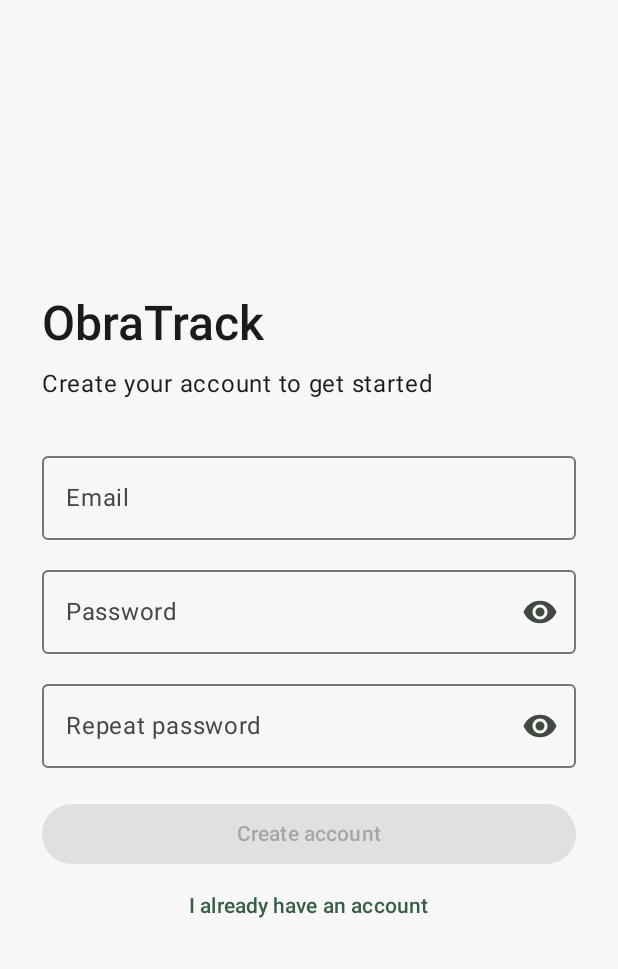
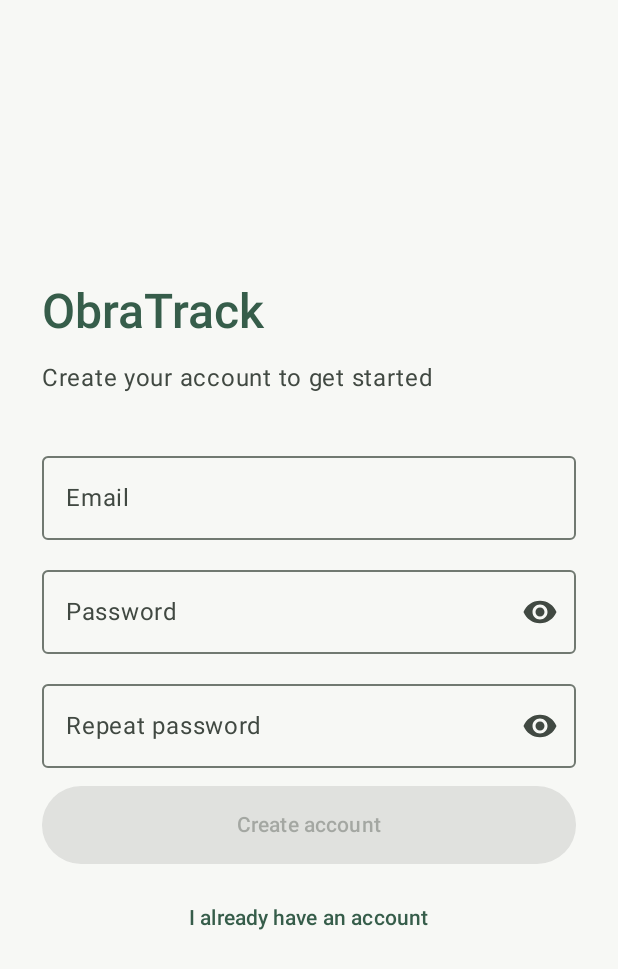
Before and after one commit to federico0330/obratrack-Multiplataforma, an Android app built with Jetpack Compose: the composable RegistroScreen shown on its own in the app's theme, on a phone screen of 412 x 824 dp. Shown: the top 969 px of the screen. Run offline under Robolectric (Android 15) with nearby library versions, the phone set to English and light mode, and no system bars; our stand-ins replace Compose Multiplatform resources.

Commit message:
refactor(auth): unificar componentes de acceso y acciones de teclado

```diff
--- /dev/null
+++ b/features/auth/src/commonMain/kotlin/com/unaj/obratrack/features/auth/AuthComponents.kt
@@ -0,0 +1,140 @@
+package com.unaj.obratrack.features.auth
+
+import androidx.compose.foundation.layout.Arrangement
+import androidx.compose.foundation.layout.Box
+import androidx.compose.foundation.layout.Column
+import androidx.compose.foundation.layout.ColumnScope
+import androidx.compose.foundation.layout.Spacer
+import androidx.compose.foundation.layout.fillMaxSize
+import androidx.compose.foundation.layout.fillMaxWidth
+import androidx.compose.foundation.layout.height
+import androidx.compose.foundation.layout.heightIn
+import androidx.compose.foundation.layout.padding
+import androidx.compose.foundation.layout.safeDrawingPadding
+import androidx.compose.foundation.layout.size
+import androidx.compose.foundation.layout.widthIn
+import androidx.compose.foundation.rememberScrollState
+import androidx.compose.foundation.text.KeyboardActions
+import androidx.compose.foundation.text.KeyboardOptions
+import androidx.compose.foundation.verticalScroll
+import androidx.compose.material.icons.Icons
+import androidx.compose.material.icons.filled.Visibility
+import androidx.compose.material.icons.filled.VisibilityOff
+import androidx.compose.material3.Button
+import androidx.compose.material3.CircularProgressIndicator
+import androidx.compose.material3.Icon
+import androidx.compose.material3.IconButton
+import androidx.compose.material3.LocalContentColor
+import androidx.compose.material3.MaterialTheme
+import androidx.compose.material3.OutlinedTextField
+import androidx.compose.material3.Surface
+import androidx.compose.material3.Text
+import androidx.compose.runtime.Composable
+import androidx.compose.ui.Alignment
+import androidx.compose.ui.Modifier
+import androidx.compose.ui.text.input.ImeAction
+import androidx.compose.ui.text.input.KeyboardType
+import androidx.compose.ui.text.input.PasswordVisualTransformation
+import androidx.compose.ui.text.input.VisualTransformation
+import androidx.compose.ui.unit.dp
+import com.unaj.obratrack.features.auth.generated.resources.*
+import org.jetbrains.compose.resources.stringResource
+
+/** Contenedor común de login y registro: centrado, con scroll y respetando barras y teclado. */
+@Composable
+internal fun AuthScaffold(subtitle: String, content: @Composable ColumnScope.() -> Unit) {
+    Box(Modifier.fillMaxSize().safeDrawingPadding(), contentAlignment = Alignment.Center) {
+        Column(
+            modifier = Modifier
+                .widthIn(max = 480.dp)
+                .fillMaxWidth()
+                .verticalScroll(rememberScrollState())
+                .padding(horizontal = 28.dp, vertical = 24.dp),
+            verticalArrangement = Arrangement.spacedBy(12.dp),
+        ) {
+            Text(
+                stringResource(Res.string.auth_app_name),
+                style = MaterialTheme.typography.headlineLarge,
+                color = MaterialTheme.colorScheme.primary,
+            )
+            Text(
+                subtitle,
+                style = MaterialTheme.typography.bodyLarge,
+                color = MaterialTheme.colorScheme.onSurfaceVariant,
+            )
+            Spacer(Modifier.height(8.dp))
+            content()
+        }
+    }
+}
+
+@Composable
+internal fun AuthTextField(
+    value: String,
+    onValueChange: (String) -> Unit,
+    label: String,
+    keyboardType: KeyboardType,
+    imeAction: ImeAction,
+    onImeAction: () -> Unit,
+    modifier: Modifier = Modifier,
+    isPassword: Boolean = false,
+    passwordVisible: Boolean = false,
+    onTogglePasswordVisibility: () -> Unit = {},
+) {
+    OutlinedTextField(
+        value = value,
+        onValueChange = onValueChange,
+        label = { Text(label) },
+        visualTransformation = if (isPassword && !passwordVisible) PasswordVisualTransformation() else VisualTransformation.None,
+        trailingIcon = if (isPassword) {
+            {
+                IconButton(onClick = onTogglePasswordVisibility) {
+                    Icon(
+                        imageVector = if (passwordVisible) Icons.Filled.VisibilityOff else Icons.Filled.Visibility,
+                        contentDescription = stringResource(
+                            if (passwordVisible) Res.string.auth_hide_password else Res.string.auth_show_password,
+                        ),
+                    )
+                }
+            }
+        } else {
+            null
+        },
+        keyboardOptions = KeyboardOptions(keyboardType = keyboardType, imeAction = imeAction),
+        keyboardActions = KeyboardActions(onNext = { onImeAction() }, onDone = { onImeAction() }),
+        singleLine = true,
+        modifier = modifier.fillMaxWidth(),
+    )
+}
+
+/** Mensaje de error visible como bloque, no solo como texto rojo suelto. */
+@Composable
+internal fun AuthErrorMessage(message: String) {
+    Surface(
+        color = MaterialTheme.colorScheme.errorContainer,
+        contentColor = MaterialTheme.colorScheme.onErrorContainer,
+        shape = MaterialTheme.shapes.small,
+        modifier = Modifier.fillMaxWidth(),
+    ) {
+        Text(message, modifier = Modifier.padding(12.dp), style = MaterialTheme.typography.bodyMedium)
+    }
+}
+
+@Composable
+internal fun AuthSubmitButton(text: String, enabled: Boolean, loading: Boolean, onClick: () -> Unit) {
+    Button(
+        onClick = onClick,
+        enabled = enabled,
+        modifier = Modifier.fillMaxWidth().heightIn(min = 52.dp),
+    ) {
+        if (loading) {
+            CircularProgressIndicator(
+                modifier = Modifier.size(20.dp),
+                strokeWidth = 2.dp,
+                color = LocalContentColor.current,
+            )
+        } else {
+            Text(text)
+        }
+    }
+}
--- a/features/auth/src/commonMain/kotlin/com/unaj/obratrack/features/auth/RegistroScreen.kt
+++ b/features/auth/src/commonMain/kotlin/com/unaj/obratrack/features/auth/RegistroScreen.kt
@@ -1,24 +1,6 @@
 package com.unaj.obratrack.features.auth
 
-import androidx.compose.foundation.layout.Arrangement
-import androidx.compose.foundation.layout.Column
-import androidx.compose.foundation.layout.Spacer
-import androidx.compose.foundation.layout.fillMaxSize
 import androidx.compose.foundation.layout.fillMaxWidth
-import androidx.compose.foundation.layout.height
-import androidx.compose.foundation.layout.padding
-import androidx.compose.foundation.rememberScrollState
-import androidx.compose.foundation.text.KeyboardOptions
-import androidx.compose.foundation.verticalScroll
-import androidx.compose.material.icons.Icons
-import androidx.compose.material.icons.filled.Visibility
-import androidx.compose.material.icons.filled.VisibilityOff
-import androidx.compose.material3.Button
-import androidx.compose.material3.CircularProgressIndicator
-import androidx.compose.material3.Icon
-import androidx.compose.material3.IconButton
-import androidx.compose.material3.MaterialTheme
-import androidx.compose.material3.OutlinedTextField
 import androidx.compose.material3.Text
 import androidx.compose.material3.TextButton
 import androidx.compose.runtime.Composable
@@ -27,13 +9,12 @@ import androidx.compose.runtime.mutableStateOf
 import androidx.compose.runtime.saveable.rememberSaveable
 import androidx.compose.runtime.setValue
 import androidx.compose.ui.Modifier
+import androidx.compose.ui.focus.FocusDirection
+import androidx.compose.ui.platform.LocalFocusManager
+import androidx.compose.ui.text.input.ImeAction
+import androidx.compose.ui.text.input.KeyboardType
+import com.unaj.obratrack.features.auth.generated.resources.*
 import org.jetbrains.compose.resources.stringResource
-import com.unaj.obratrack.features.auth.generated.resources.Res
-import com.unaj.obratrack.features.auth.generated.resources.*
-import androidx.compose.ui.text.input.KeyboardType
-import androidx.compose.ui.text.input.PasswordVisualTransformation
-import androidx.compose.ui.text.input.VisualTransformation
-import androidx.compose.ui.unit.dp
 
 /** Composable sin estado de negocio: recibe datos y emite intenciones. */
 @Composable
@@ -46,64 +27,49 @@ fun RegistroScreen(
     onGoToLogin: () -> Unit,
 ) {
     var passwordVisible by rememberSaveable { mutableStateOf(false) }
-    val passwordTransformation =
-        if (passwordVisible) VisualTransformation.None else PasswordVisualTransformation()
-    val toggleVisibility: @Composable () -> Unit = {
-        IconButton(onClick = { passwordVisible = !passwordVisible }) {
-            Icon(
-                imageVector = if (passwordVisible) Icons.Filled.VisibilityOff else Icons.Filled.Visibility,
-                contentDescription = stringResource(
-                    if (passwordVisible) Res.string.auth_hide_password else Res.string.auth_show_password,
-                ),
-            )
-        }
-    }
-    Column(
-        Modifier.fillMaxSize().verticalScroll(rememberScrollState()).padding(horizontal = 28.dp),
-        verticalArrangement = Arrangement.Center,
-    ) {
-        Text(stringResource(Res.string.auth_app_name), style = MaterialTheme.typography.headlineLarge)
-        Spacer(Modifier.height(8.dp))
-        Text(stringResource(Res.string.auth_register_subtitle), style = MaterialTheme.typography.bodyLarge)
-        Spacer(Modifier.height(28.dp))
-        OutlinedTextField(
+    val focus = LocalFocusManager.current
+    val siguiente: () -> Unit = { focus.moveFocus(FocusDirection.Down) }
+    AuthScaffold(subtitle = stringResource(Res.string.auth_register_subtitle)) {
+        AuthTextField(
             value = state.email,
             onValueChange = onEmailChanged,
-            label = { Text(stringResource(Res.string.auth_email_label)) },
-            keyboardOptions = KeyboardOptions(keyboardType = KeyboardType.Email),
-            singleLine = true,
-            modifier = Modifier.fillMaxWidth(),
+            label = stringResource(Res.string.auth_email_label),
+            keyboardType = KeyboardType.Email,
+            imeAction = ImeAction.Next,
+            onImeAction = siguiente,
         )
-        Spacer(Modifier.height(12.dp))
-        OutlinedTextField(
+        AuthTextField(
             value = state.password,
             onValueChange = onPasswordChanged,
-            label = { Text(stringResource(Res.string.auth_password_label)) },
-            visualTransformation = passwordTransformation,
-            trailingIcon = toggleVisibility,
-            keyboardOptions = KeyboardOptions(keyboardType = KeyboardType.Password),
-            singleLine = true,
-            modifier = Modifier.fillMaxWidth(),
+            label = stringResource(Res.string.auth_password_label),
+            keyboardType = KeyboardType.Password,
+            imeAction = ImeAction.Next,
+            onImeAction = siguiente,
+            isPassword = true,
+            passwordVisible = passwordVisible,
+            onTogglePasswordVisibility = { passwordVisible = !passwordVisible },
         )
-        Spacer(Modifier.height(12.dp))
-        OutlinedTextField(
+        AuthTextField(
             value = state.repeatPassword,
             onValueChange = onRepeatPasswordChanged,
-            label = { Text(stringResource(Res.string.auth_repeat_password_label)) },
-            visualTransformation = passwordTransformation,
-            trailingIcon = toggleVisibility,
-            keyboardOptions = KeyboardOptions(keyboardType = KeyboardType.Password),
-            singleLine = true,
-            modifier = Modifier.fillMaxWidth(),
+            label = stringResource(Res.string.auth_repeat_password_label),
+            keyboardType = KeyboardType.Password,
+            imeAction = ImeAction.Done,
+            onImeAction = {
+                focus.clearFocus()
+                if (state.canSubmit) onSubmit()
+            },
+            isPassword = true,
+            passwordVisible = passwordVisible,
+            onTogglePasswordVisibility = { passwordVisible = !passwordVisible },
         )
-        state.error?.let {
-            Spacer(Modifier.height(12.dp))
-            Text(it.message(), color = MaterialTheme.colorScheme.error)
-        }
-        Spacer(Modifier.height(20.dp))
-        Button(onClick = onSubmit, enabled = state.canSubmit, modifier = Modifier.fillMaxWidth()) {
-            if (state.isLoading) CircularProgressIndicator() else Text(stringResource(Res.string.auth_create_account))
-        }
+        state.error?.let { AuthErrorMessage(it.message()) }
+        AuthSubmitButton(
+            text = stringResource(Res.string.auth_create_account),
+            enabled = state.canSubmit,
+            loading = state.isLoading,
+            onClick = onSubmit,
+        )
         TextButton(onClick = onGoToLogin, modifier = Modifier.fillMaxWidth()) {
             Text(stringResource(Res.string.auth_have_account))
         }
```
Also changed, not shown: features/auth/src/commonMain/kotlin/com/unaj/obratrack/features/auth/LoginScreen.kt (+29 -59 lines).
